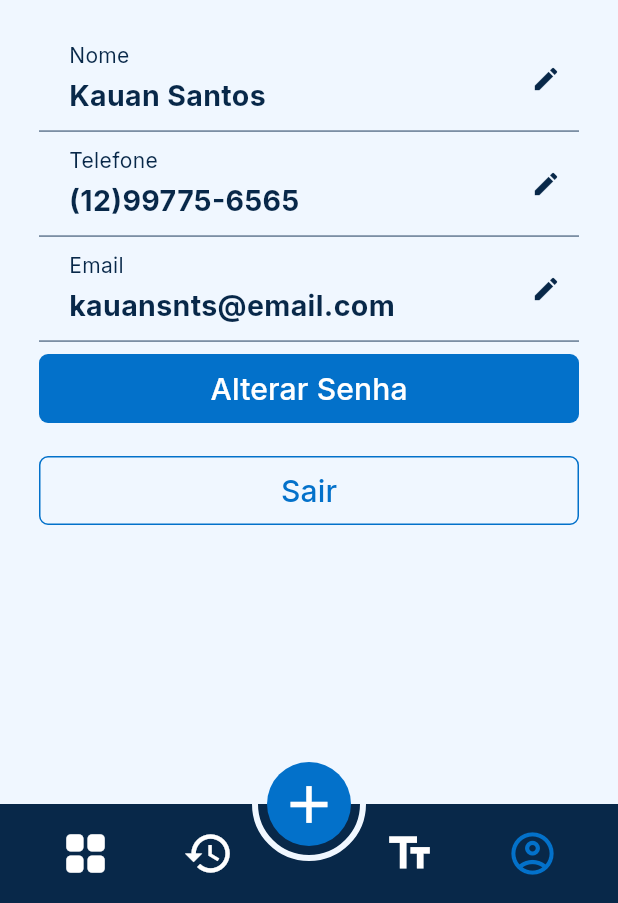
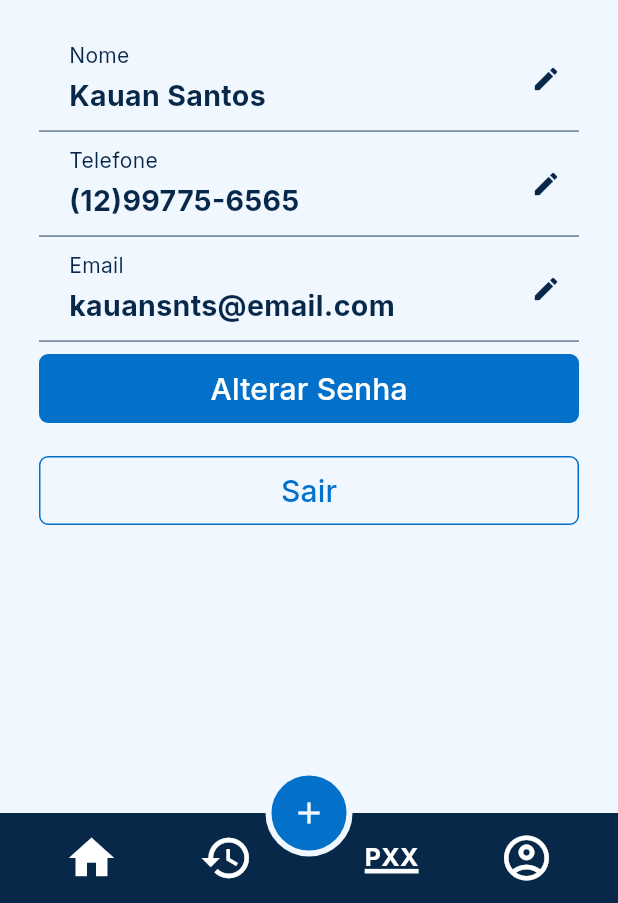
Before and after one commit to Nathan-slt/projeto_final_mobile, a Flutter app: the PerfilScreen screen opened directly, on a phone screen of 412 x 824 dp, the part 333-1236 px from its top. Run offline on Flutter 3.47's test engine with Material 3 defaults, Android fonts, the phone set to English and light mode, and no system bars; our stand-ins replace flutter_svg, table_calendar.

Commit message:
sixth commit

```diff
--- a/lib/features/perfil/screens/perfil_screen.dart
+++ b/lib/features/perfil/screens/perfil_screen.dart
@@ -1,5 +1,6 @@
 import 'package:flutter/material.dart';
 import 'package:flutter_svg/flutter_svg.dart';
+import 'package:projeto_final/features/home/screens/home_screen.dart';
 
 class PerfilScreen extends StatelessWidget {
   const PerfilScreen({super.key});
@@ -155,51 +156,111 @@ class PerfilScreen extends StatelessWidget {
       ),
 
       bottomNavigationBar: BottomAppBar(
-        height: 66,
-        color: primary,
+        height: 60,
+        color: Theme.of(context).colorScheme.primary,
+
         child: Row(
           mainAxisAlignment: MainAxisAlignment.spaceAround,
+
           children: [
-            _buildNavBarItem(
-              icon: Icons.grid_view_rounded,
-              selected: false,
+            buildNavBarItem(
+              const Icon(
+                Icons.home,
+                color: Colors.white,
+              ),
+              0,
+              onTap: () {
+                Navigator.push(
+                  context,
+                  MaterialPageRoute(
+                    builder: (context) => const HomeScreen(),
+                  ),
+                );
+              },
             ),
 
-            _buildNavBarItem(
-              icon: Icons.history,
-              selected: false,
+            buildNavBarItem(
+              const Icon(
+                Icons.history_outlined,
+                color: Colors.white,
+              ),
+              1,
             ),
 
-            const SizedBox(width: 52),
+            const SizedBox(width: 20),
 
-            _buildNavBarItem(
-              icon: Icons.text_fields,
-              selected: false,
+            buildNavBarItem(
+              const Text(
+                'PXX',
+
+                style: TextStyle(
+                  color: Colors.white,
+                  fontSize: 18,
+                  fontWeight: FontWeight.bold,
+                  decoration: TextDecoration.underline,
+                  decorationColor: Colors.white,
+                  decorationThickness: 2.0,
+                ),
+              ),
+              3,
             ),
 
-            _buildNavBarItem(
-              icon: Icons.account_circle_outlined,
-              selected: true,
+            buildNavBarItem(
+              const Icon(
+                Icons.account_circle_outlined,
+                color: Colors.white,
+              ),
+              4,
+              onTap: () {
+                Navigator.push(
+                  context,
+                  MaterialPageRoute(
+                    builder: (context) => const PerfilScreen(),
+                  ),
+                );
+              },
             ),
           ],
         ),
       ),
 
-      floatingActionButton: SizedBox(
-        width: 76,
-        height: 76,
+      floatingActionButton: _buildFloatingActionButton(context),
+
+      floatingActionButtonLocation:
+          FloatingActionButtonLocation.centerDocked,
+    );
+  }
+
+  Widget _buildFloatingActionButton(BuildContext context) {
+    return SizedBox(
+      width: 58,
+      height: 58,
+
       child: Stack(
         alignment: Alignment.center,
+
         children: [
+
           FloatingActionButton(
             elevation: 0,
-              backgroundColor: secondary,
+            disabledElevation: 0,
+            focusElevation: 0,
+            hoverElevation: 0,
+            highlightElevation: 0,
+
+            backgroundColor:
+                Theme.of(context).colorScheme.secondary,
+
             onPressed: () {},
+
             shape: const CircleBorder(),
-              child: const Icon(
+
+            child: Icon(
               Icons.add,
-                size: 42,
-                color: Colors.white,
+              size: 24,
+
+              color:
+                  Theme.of(context).colorScheme.surface,
             ),
           ),
 
@@ -207,21 +268,20 @@ class PerfilScreen extends StatelessWidget {
             child: Container(
               decoration: BoxDecoration(
                 shape: BoxShape.circle,
+
                 border: Border.all(
-                    color: surface,
-                    width: 4,
+                  color:
+                      Theme.of(context).colorScheme.surface,
+                  width: 4.0,
                 ),
               ),
             ),
           ),
         ],
       ),
-      ),
-
-      floatingActionButtonLocation:
-          FloatingActionButtonLocation.centerDocked,
     );
   }
+
 
   Widget _buildProfileField(
     BuildContext context,
@@ -285,20 +345,24 @@ class PerfilScreen extends StatelessWidget {
     );
   }
 
-  Widget _buildNavBarItem({
-    required IconData icon,
-    required bool selected,
+  Widget buildNavBarItem(
+    Widget icon,
+    int index, {
+    VoidCallback? onTap,
   }) {
     return Expanded(
+      child: InkWell(
+        onTap: onTap,
+        child: Container(
+          height: 60,
+          width: 60,
+          alignment: Alignment.center,
           child: SizedBox(
-        height: 66,
-        child: Center(
-          child: Icon(
-            icon,
-            size: 34,
-            color: selected
-                ? const Color(0xFF0371CA)
-                : Colors.white,
+            width: 36,
+            height: 36,
+            child: FittedBox(
+              child: icon,
+            ),
           ),
         ),
       ),
```
Also changed, not shown: 12 other files. Lines whose indentation alone changed are shown as unchanged.
